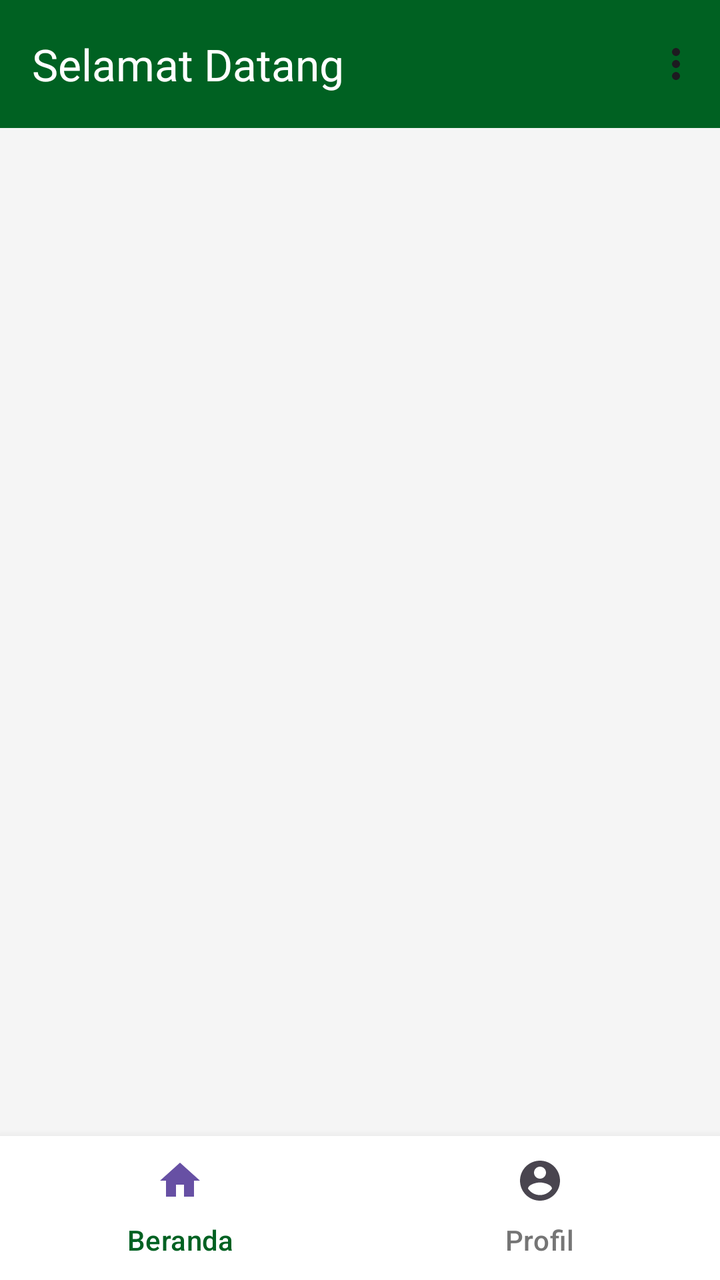
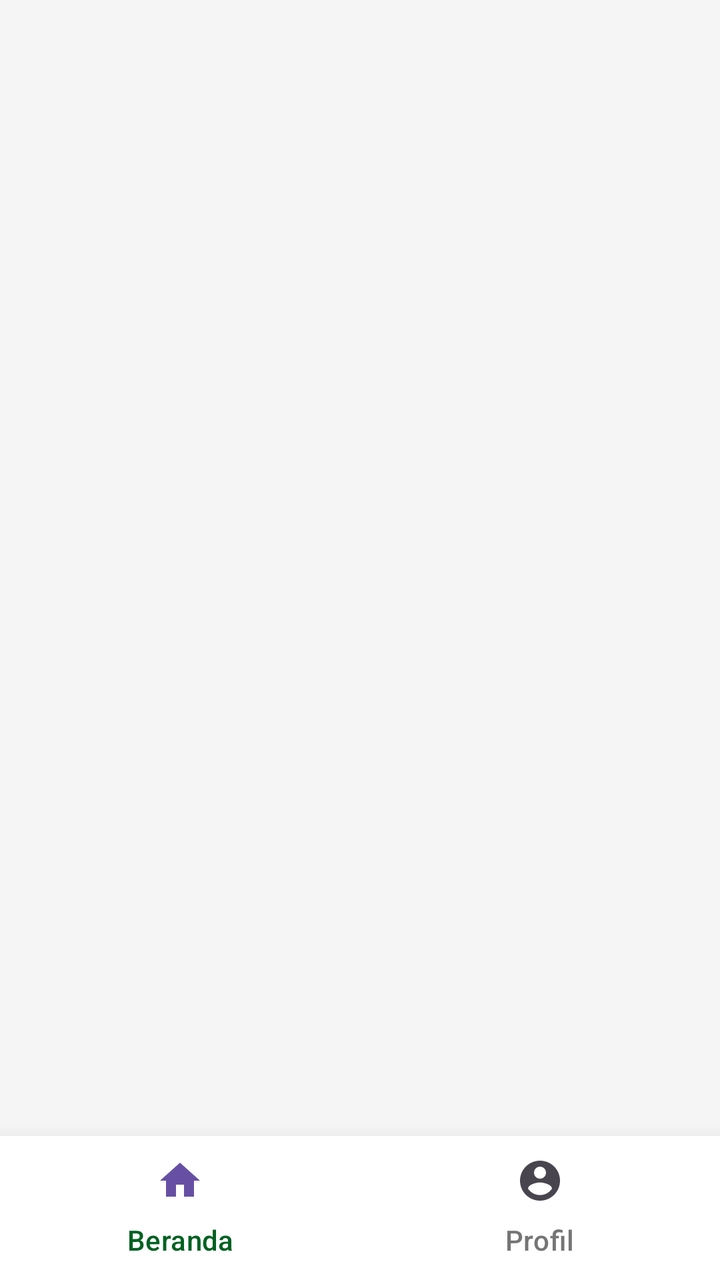

The first picture is an Android layout as it rendered before a commit; the second is the same layout after the commit. The layout source and the unified diff follow.
<!-- AndroidManifest.xml: application theme Theme.OrionAPP -->
<!-- res/layout/activity_main.xml -->
<?xml version="1.0" encoding="utf-8"?>
<LinearLayout xmlns:android="http://schemas.android.com/apk/res/android"
    xmlns:app="http://schemas.android.com/apk/res-auto"
    xmlns:tools="http://schemas.android.com/tools"
    android:id="@+id/main"
    android:layout_width="match_parent"
    android:layout_height="match_parent"
    android:background="@color/background"
    android:orientation="vertical"
    tools:context=".activity.MainActivity">

    <com.google.android.material.appbar.AppBarLayout
        android:layout_width="match_parent"
        android:layout_height="?attr/actionBarSize"
        android:background="@color/primary">

        <com.google.android.material.appbar.MaterialToolbar
            android:id="@+id/toolbar"
            android:layout_width="match_parent"
            android:layout_height="match_parent"
            android:elevation="4dp"
            android:theme="@style/ThemeOverlay.Material3.ActionBar"
            app:menu="@menu/menu_top_nav"
            app:title="Selamat Datang"
            app:titleTextColor="@color/white" />
    </com.google.android.material.appbar.AppBarLayout>

    <FrameLayout
        android:id="@+id/fragment_container"
        android:layout_width="match_parent"
        android:layout_height="0dp"
        android:layout_weight="1"
        android:background="@color/background" />

    <com.google.android.material.tabs.TabLayout
        android:id="@+id/bottom_tab"
        android:layout_width="match_parent"
        android:layout_height="wrap_content"
        android:backgroundTint="@color/white"
        android:elevation="8dp"
        app:tabIndicatorHeight="0dp"
        app:tabRippleColor="@android:color/transparent"
        app:tabSelectedTextColor="@color/primary"
        app:tabTextColor="@color/gray">

        <com.google.android.material.tabs.TabItem
            android:id="@+id/tab_home"
            android:layout_width="wrap_content"
            android:layout_height="wrap_content"
            android:icon="@drawable/ic_home_24"
            android:text="Beranda" />

        <com.google.android.material.tabs.TabItem
            android:id="@+id/tab_profile"
            android:layout_width="wrap_content"
            android:layout_height="wrap_content"
            android:icon="@drawable/ic_account_circle_24"
            android:text="Profil" />

    </com.google.android.material.tabs.TabLayout>

</LinearLayout>
<!-- resources referenced by this layout -->
<resources>
  <color name="background">#f5f5f5</color>
  <color name="gray">#757575</color>
  <color name="primary">#006122</color>
  <color name="white">#ffffff</color>
  <!-- drawable ic_account_circle_24 (drawable) -->
  <vector xmlns:android="http://schemas.android.com/apk/res/android" android:height="24dp" android:tint="#000000" android:viewportHeight="24" android:viewportWidth="24" android:width="24dp">
        
      <path android:fillColor="@android:color/white" android:pathData="M12,2C6.48,2 2,6.48 2,12s4.48,10 10,10 10,-4.48 10,-10S17.52,2 12,2zM12,5c1.66,0 3,1.34 3,3s-1.34,3 -3,3 -3,-1.34 -3,-3 1.34,-3 3,-3zM12,19.2c-2.5,0 -4.71,-1.28 -6,-3.22 0.03,-1.99 4,-3.08 6,-3.08 1.99,0 5.97,1.09 6,3.08 -1.29,1.94 -3.5,3.22 -6,3.22z"/>
      
  </vector>
  <!-- drawable ic_home_24 (drawable) -->
  <vector xmlns:android="http://schemas.android.com/apk/res/android" android:height="24dp" android:tint="#000000" android:viewportHeight="24" android:viewportWidth="24" android:width="24dp">
        
      <path android:fillColor="@android:color/white" android:pathData="M10,20v-6h4v6h5v-8h3L12,3 2,12h3v8z"/>
      
  </vector>
  <color name="text">#1E1E1E</color>
  <style name="OrionButton" parent="Widget.Material3.Button">
          <item name="android:backgroundTint">@color/primary</item>
          <item name="android:textColor">@color/white</item>
          <item name="android:layout_marginHorizontal">4px</item>
          <item name="android:buttonCornerRadius" tools:targetApi="p">12dp</item>
      </style>
  <style name="OrionTextTitle" parent="Widget.Material3.TextInputLayout.OutlinedBox">
          <item name="boxStrokeColor">@color/primary</item>
          <item name="hintTextColor">@color/primary</item>
          <item name="boxBackgroundMode">outline</item>
      </style>
  <color name="highlight_primary">#C0006122</color>
  <color name="error">#D00000</color>
  <style name="SearchViewStyle.White" parent="Widget.AppCompat.SearchView">
          
          <item name="searchHintIcon">@drawable/ic_search_24</item>
          <item name="cursorColor">@color/white</item>
          <item name="submitBackground">@android:color/white</item>
          <item name="android:textColorHint">@color/white</item>
          <item name="android:textColor">@color/white</item>
          <item name="android:iconTint">@android:color/white</item>
          <item name="android:buttonTint">@android:color/white</item>
      </style>
  <!-- drawable ic_search_24 (drawable) -->
  <vector xmlns:android="http://schemas.android.com/apk/res/android" android:height="24dp" android:tint="#000000" android:viewportHeight="24" android:viewportWidth="24" android:width="24dp">
        
      <path android:fillColor="@android:color/white" android:pathData="M15.5,14h-0.79l-0.28,-0.27C15.41,12.59 16,11.11 16,9.5 16,5.91 13.09,3 9.5,3S3,5.91 3,9.5 5.91,16 9.5,16c1.61,0 3.09,-0.59 4.23,-1.57l0.27,0.28v0.79l5,4.99L20.49,19l-4.99,-5zM9.5,14C7.01,14 5,11.99 5,9.5S7.01,5 9.5,5 14,7.01 14,9.5 11.99,14 9.5,14z"/>
      
  </vector>
  <!-- unchanged entries left out for length: 1 -->
</resources>

<!-- the commit's change to res/layout/activity_main.xml (unified diff, before → after) -->
@@ -1,43 +1,27 @@
 <?xml version="1.0" encoding="utf-8"?>
-<LinearLayout xmlns:android="http://schemas.android.com/apk/res/android"
+<RelativeLayout xmlns:android="http://schemas.android.com/apk/res/android"
     xmlns:app="http://schemas.android.com/apk/res-auto"
     xmlns:tools="http://schemas.android.com/tools"
     android:id="@+id/main"
     android:layout_width="match_parent"
     android:layout_height="match_parent"
     android:background="@color/background"
-    android:orientation="vertical"
     tools:context=".activity.MainActivity">
-
-    <com.google.android.material.appbar.AppBarLayout
-        android:layout_width="match_parent"
-        android:layout_height="?attr/actionBarSize"
-        android:background="@color/primary">
-
-        <com.google.android.material.appbar.MaterialToolbar
-            android:id="@+id/toolbar"
-            android:layout_width="match_parent"
-            android:layout_height="match_parent"
-            android:elevation="4dp"
-            android:theme="@style/ThemeOverlay.Material3.ActionBar"
-            app:menu="@menu/menu_top_nav"
-            app:title="Selamat Datang"
-            app:titleTextColor="@color/white" />
-    </com.google.android.material.appbar.AppBarLayout>
 
     <FrameLayout
         android:id="@+id/fragment_container"
         android:layout_width="match_parent"
-        android:layout_height="0dp"
-        android:layout_weight="1"
+        android:layout_height="match_parent"
+        android:layout_above="@id/bottom_tab"
         android:background="@color/background" />
 
     <com.google.android.material.tabs.TabLayout
         android:id="@+id/bottom_tab"
         android:layout_width="match_parent"
         android:layout_height="wrap_content"
+        android:layout_alignParentBottom="true"
         android:backgroundTint="@color/white"
-        android:elevation="8dp"
+        android:elevation="16dp"
         app:tabIndicatorHeight="0dp"
         app:tabRippleColor="@android:color/transparent"
         app:tabSelectedTextColor="@color/primary"
@@ -59,4 +43,4 @@
 
     </com.google.android.material.tabs.TabLayout>
 
-</LinearLayout>
+</RelativeLayout>
